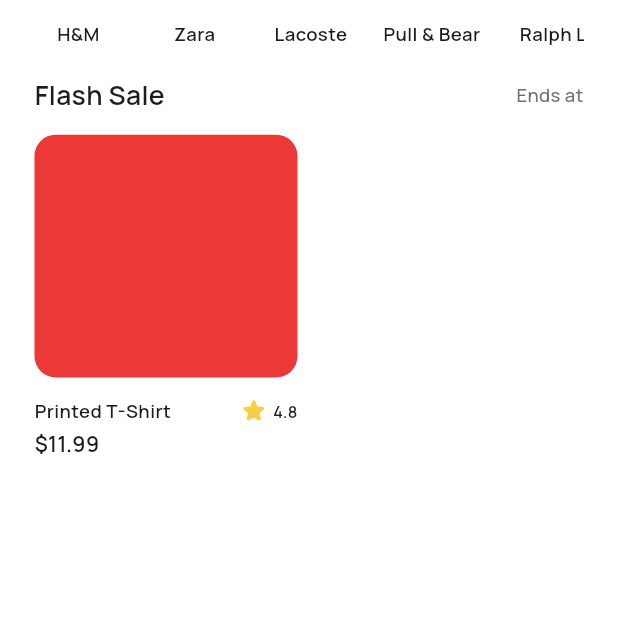
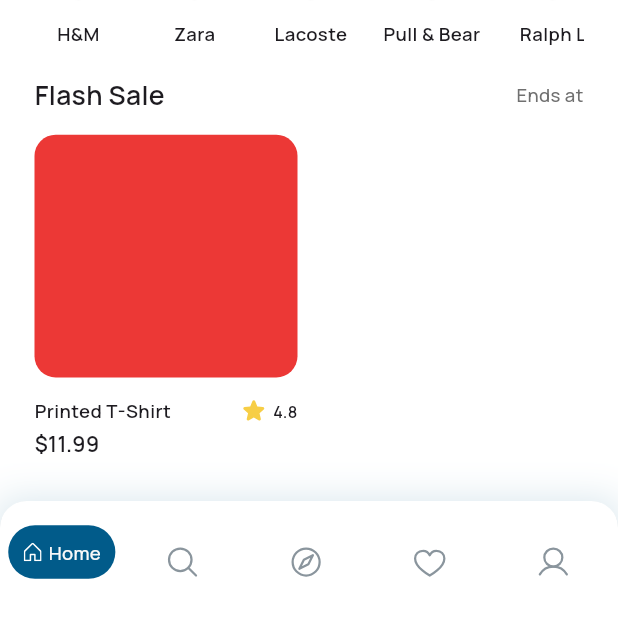
Before and after one commit to MaiBomadian94/mini_ecommerce_app, a Flutter app: the screen it shows after launch, on a phone screen of 412 x 824 dp, the part 606-1236 px from its top. Run offline on Flutter 3.47's test engine with Material 3 defaults, Android fonts, the phone set to English and light mode, and no system bars; drawn by our look-alikes of carousel_slider; our stand-ins replace flutter_bloc, flutter_screenutil, flutter_svg.

Commit message:
* added navigation bloc * added layout view * added bottom_navigation bar

```diff
--- /dev/null
+++ b/devtools_options.yaml
@@ -0,0 +1,3 @@
+description: This file stores settings for Dart & Flutter DevTools.
+documentation: https://docs.flutter.dev/tools/devtools/extensions#configure-extension-enablement-states
+extensions:
--- /dev/null
+++ b/lib/core/presentation/bloc/navigation_bloc/bloc.dart
@@ -0,0 +1,19 @@
+import 'package:flutter_bloc/flutter_bloc.dart';
+import 'package:mini_ecommerce_app/core/presentation/bloc/navigation_bloc/states.dart';
+
+import 'events.dart';
+
+class BottomNavigationBloc extends Bloc<NavigationEvent, NavigationStates> {
+  int currentIndex = 0;
+
+  BottomNavigationBloc() : super(NavigationInitialState()) {
+    on<ChangePageEvent>((event, emit) {
+      changeIndex(event.currentIndex, emit);
+    });
+  }
+
+  void changeIndex(int index, Emitter<NavigationStates> emit) {
+    currentIndex = index;
+    emit(ChangeIndexState(currentIndex: currentIndex));
+  }
+}
--- /dev/null
+++ b/lib/core/presentation/bloc/navigation_bloc/events.dart
@@ -0,0 +1,8 @@
+
+abstract class NavigationEvent {}
+
+class ChangePageEvent extends NavigationEvent {
+  final int currentIndex;
+
+  ChangePageEvent({required this.currentIndex});
+}
--- /dev/null
+++ b/lib/core/presentation/bloc/navigation_bloc/states.dart
@@ -0,0 +1,9 @@
+
+abstract class NavigationStates {}
+
+class NavigationInitialState extends NavigationStates {}
+
+class ChangeIndexState extends NavigationStates {
+  final int currentIndex;
+  ChangeIndexState({required this.currentIndex});
+}
--- /dev/null
+++ b/lib/core/presentation/widgets/custom_bottom_navigation_bar.dart
@@ -0,0 +1,121 @@
+import 'package:flutter/material.dart';
+import 'package:flutter_bloc/flutter_bloc.dart';
+import 'package:flutter_screenutil/flutter_screenutil.dart';
+import 'package:flutter_svg/flutter_svg.dart';
+import 'package:mini_ecommerce_app/core/theming/colors.dart';
+import '../../../features/layout/widgets/selected_navigation_icon.dart';
+import '../../../features/layout/widgets/un_selected_navigation_icon.dart';
+import '../../theming/text_styles.dart';
+import '../bloc/navigation_bloc/bloc.dart';
+import '../bloc/navigation_bloc/events.dart';
+import '../bloc/navigation_bloc/states.dart';
+
+
+class CustomBottomNavigationBar extends StatelessWidget {
+  const CustomBottomNavigationBar({
+    super.key,
+  });
+
+  @override
+  Widget build(BuildContext context) {
+    return Container(
+      height: 86,
+      decoration: BoxDecoration(
+        shape: BoxShape.rectangle,
+        boxShadow: [
+          BoxShadow(
+            color: AppColors.babyBlue,
+            blurRadius: 20,
+          ),
+        ],
+      ),
+      child: ClipRRect(
+        borderRadius: BorderRadius.only(
+          topLeft: Radius.circular(20.r),
+          topRight: Radius.circular(20.r),
+        ),
+        child: Directionality(
+          textDirection: TextDirection.ltr,
+          child: BlocBuilder<BottomNavigationBloc, NavigationStates>(
+            builder: (context, state) {
+              int currentIndex = 0;
+
+              if (state is ChangeIndexState) {
+                currentIndex = state.currentIndex;
+              }
+              return BottomNavigationBar(
+                showSelectedLabels: true,
+                showUnselectedLabels: false,
+                selectedLabelStyle:
+                Styles.textTitle14Medium.copyWith(fontWeight: FontWeight.w600),
+                backgroundColor: Colors.white,
+                type: BottomNavigationBarType.fixed,
+                onTap: (index) {
+                  context
+                      .read<BottomNavigationBloc>()
+                      .add(ChangePageEvent(currentIndex: index));
+                },
+                currentIndex: currentIndex,
+                items:  [
+                  BottomNavigationBarItem(
+                    activeIcon: SelectedNavigationIcon(
+                      svgAsset: 'assets/svgs/home.svg',
+                      label: 'Home',
+                    ),
+                    icon: SvgPicture.asset('assets/svgs/home.svg',colorFilter: ColorFilter.mode(
+                        AppColors.darkGrey, BlendMode.srcIn),),
+                    label: '',
+                  ),
+                  BottomNavigationBarItem(
+                    activeIcon: SelectedNavigationIcon(
+                      svgAsset: 'assets/svgs/search_icon.svg',
+                      label: '',
+                    ),
+                    icon: UnSelectedNavigationIcon(
+                      svgAsset: 'assets/svgs/search_icon.svg',
+                      label: '',
+                    ),
+                    label: '',
+                  ),
+                  BottomNavigationBarItem(
+                    activeIcon: SelectedNavigationIcon(
+                      svgAsset: 'assets/svgs/compass.svg',
+                      label: '',
+                    ),
+                    icon: UnSelectedNavigationIcon(
+                      svgAsset: 'assets/svgs/compass.svg',
+                      label: '',
+                    ),
+                    label: '',
+                  ),
+                  BottomNavigationBarItem(
+                    activeIcon: SelectedNavigationIcon(
+                      svgAsset: 'assets/svgs/favorite.svg',
+                      label: '',
+                    ),
+                    icon: UnSelectedNavigationIcon(
+                      svgAsset: 'assets/svgs/favorite.svg',
+                      label: '',
+                    ),
+                    label: '',
+                  ),
+                  BottomNavigationBarItem(
+                    activeIcon: SelectedNavigationIcon(
+                      svgAsset: 'assets/svgs/user.svg',
+                      label: '',
+                    ),
+                    icon: UnSelectedNavigationIcon(
+                      svgAsset: 'assets/svgs/user.svg',
+                      label: '',
+                    ),
+                    label: '',
+                  ),
+                ],
+              );
+            },
+          ),
+        ),
+      ),
+    );
+  }
+}
--- a/lib/core/routing/app_routes.dart
+++ b/lib/core/routing/app_routes.dart
@@ -1,5 +1,6 @@
 import 'package:flutter/material.dart';
 import 'package:mini_ecommerce_app/core/routing/routes.dart';
+import 'package:mini_ecommerce_app/features/layout/layout_view.dart';
 
 import '../../features/home/presentation/view/home_view.dart';
 
@@ -12,6 +13,10 @@ class AppRoutes {
       case Routes.cartView:
         return MaterialPageRoute(builder: (context) => const SizedBox());
 
+      case Routes.layout:
+        return MaterialPageRoute(builder: (context) => const LayoutView());
+
+
       default:
         return MaterialPageRoute(
           builder: (context) => Scaffold(
--- a/lib/core/routing/routes.dart
+++ b/lib/core/routing/routes.dart
@@ -1,4 +1,6 @@
 class Routes {
   static const String homeView = '/home';
   static const String cartView = '/cartView';
+  static const String layout = '/layout';
+
 }
--- a/lib/ecommerce_app.dart
+++ b/lib/ecommerce_app.dart
@@ -1,8 +1,10 @@
 import 'package:flutter/material.dart';
+import 'package:flutter_bloc/flutter_bloc.dart';
 import 'package:flutter_screenutil/flutter_screenutil.dart';
 import 'package:mini_ecommerce_app/core/routing/app_routes.dart';
 import 'package:mini_ecommerce_app/core/theming/colors.dart';
 
+import 'core/presentation/bloc/navigation_bloc/bloc.dart';
 import 'core/routing/routes.dart';
 
 class EcommerceApp extends StatelessWidget {
@@ -10,7 +12,12 @@ class EcommerceApp extends StatelessWidget {
 
   @override
   Widget build(BuildContext context) {
-    return ScreenUtilInit(
+    return MultiBlocProvider(
+      providers: [
+        BlocProvider(create: (_) => BottomNavigationBloc()),
+
+      ],
+      child: ScreenUtilInit(
         designSize: const Size(430, 932),
         minTextAdapt: true,
         child: MaterialApp(
@@ -19,8 +26,9 @@ class EcommerceApp extends StatelessWidget {
             scaffoldBackgroundColor: AppColors.white,
             primaryColor: AppColors.mainBlue,
           ),
-        initialRoute: Routes.homeView,
+          initialRoute: Routes.layout,
           onGenerateRoute: AppRoutes.generateRoute,
+        ),
       ),
     );
   }
--- /dev/null
+++ b/lib/features/layout/layout_view.dart
@@ -0,0 +1,42 @@
+
+import 'package:flutter/material.dart';
+import 'package:flutter_bloc/flutter_bloc.dart';
+import '../../core/presentation/bloc/navigation_bloc/bloc.dart';
+import '../../core/presentation/bloc/navigation_bloc/states.dart';
+import '../../core/presentation/widgets/custom_bottom_navigation_bar.dart';
+import '../home/presentation/view/home_view.dart';
+
+class LayoutView extends StatefulWidget {
+  const LayoutView({super.key});
+
+  @override
+  State<LayoutView> createState() => _LayoutViewState();
+}
+
+class _LayoutViewState extends State<LayoutView> {
+  final List<Widget> _screens = [
+    const HomeView(),
+    const HomeView(),
+    const HomeView(),
+    const HomeView(),
+    const HomeView(),
+  ];
+
+  @override
+  Widget build(BuildContext context) {
+    return Scaffold(
+      body: BlocBuilder<BottomNavigationBloc, NavigationStates>(
+        builder: (context, state) {
+          int currentIndex = 4;
+
+          if (state is ChangeIndexState) {
+            currentIndex = state.currentIndex;
+          }
+
+          return _screens[currentIndex];
+        },
+      ),
+       bottomNavigationBar: const CustomBottomNavigationBar(),
+    );
+  }
+}
--- /dev/null
+++ b/lib/features/layout/widgets/selected_navigation_icon.dart
@@ -0,0 +1,48 @@
+import 'package:flutter/cupertino.dart';
+import 'package:flutter_screenutil/flutter_screenutil.dart';
+import 'package:flutter_svg/svg.dart';
+import 'package:mini_ecommerce_app/core/helpers/spacing.dart';
+
+import '../../../core/theming/colors.dart';
+import '../../../core/theming/text_styles.dart';
+
+class SelectedNavigationIcon extends StatelessWidget {
+  const SelectedNavigationIcon(
+      {super.key, required this.svgAsset, required this.label});
+
+  final String svgAsset;
+  final String label;
+
+  @override
+  Widget build(BuildContext context) {
+    return Container(
+      decoration: BoxDecoration(
+        color: AppColors.mainBlue,
+        borderRadius: BorderRadius.circular(18),
+
+      ),
+      child: Padding(
+        padding:  EdgeInsets.symmetric(horizontal: 10.w,vertical: 10.h),
+        child: Row(
+          mainAxisAlignment: MainAxisAlignment.center,
+          mainAxisSize: MainAxisSize.min,
+          children: [
+            SvgPicture.asset(
+              width: 14.w,
+              height: 14.h,
+              svgAsset,
+              fit: BoxFit.scaleDown,
+              colorFilter:
+              const ColorFilter.mode(AppColors.white, BlendMode.srcIn),
+            ),
+            horizontalSpace(width: 4),
+            Text(
+              label,
+              style: Styles.textTitle14Medium.copyWith(color: AppColors.brandBackground),
+            )
+          ],
+        ),
+      ),
+    );
+  }
+}
--- /dev/null
+++ b/lib/features/layout/widgets/un_selected_navigation_icon.dart
@@ -0,0 +1,34 @@
+import 'package:flutter/cupertino.dart';
+import 'package:flutter_svg/svg.dart';
+import 'package:mini_ecommerce_app/core/helpers/spacing.dart';
+
+import '../../../core/theming/colors.dart';
+import '../../../core/theming/text_styles.dart';
+
+class UnSelectedNavigationIcon extends StatelessWidget {
+  const UnSelectedNavigationIcon(
+      {super.key, required this.svgAsset, required this.label});
+
+  final String svgAsset;
+  final String label;
+
+  @override
+  Widget build(BuildContext context) {
+    return Row(
+      mainAxisSize: MainAxisSize.min,
+      children: [
+        SvgPicture.asset(
+          svgAsset,
+          fit: BoxFit.scaleDown,
+        ),
+        horizontalSpace(width: 4),
+        Text(
+          label,
+          style: Styles.textTitle14Medium.copyWith(
+            color: AppColors.mainBlue,
+          ),
+        )
+      ],
+    );
+  }
+}
--- a/pubspec.yaml
+++ b/pubspec.yaml
@@ -17,6 +17,7 @@ dependencies:
   flutter_svg: ^2.2.1
   flutter_screenutil: ^5.9.3
   carousel_slider: ^5.1.1
+  flutter_bloc: ^9.1.1
 
 dev_dependencies:
   flutter_test:
```
Also changed, not shown: pubspec.lock. Lines whose indentation alone changed are shown as unchanged.
